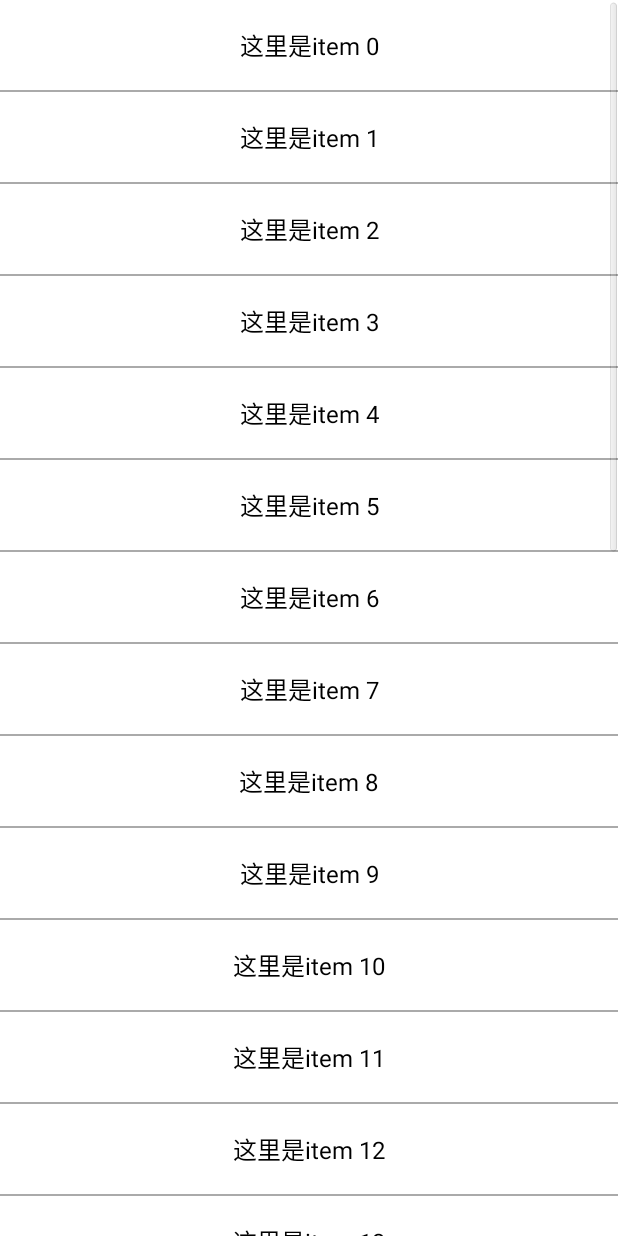
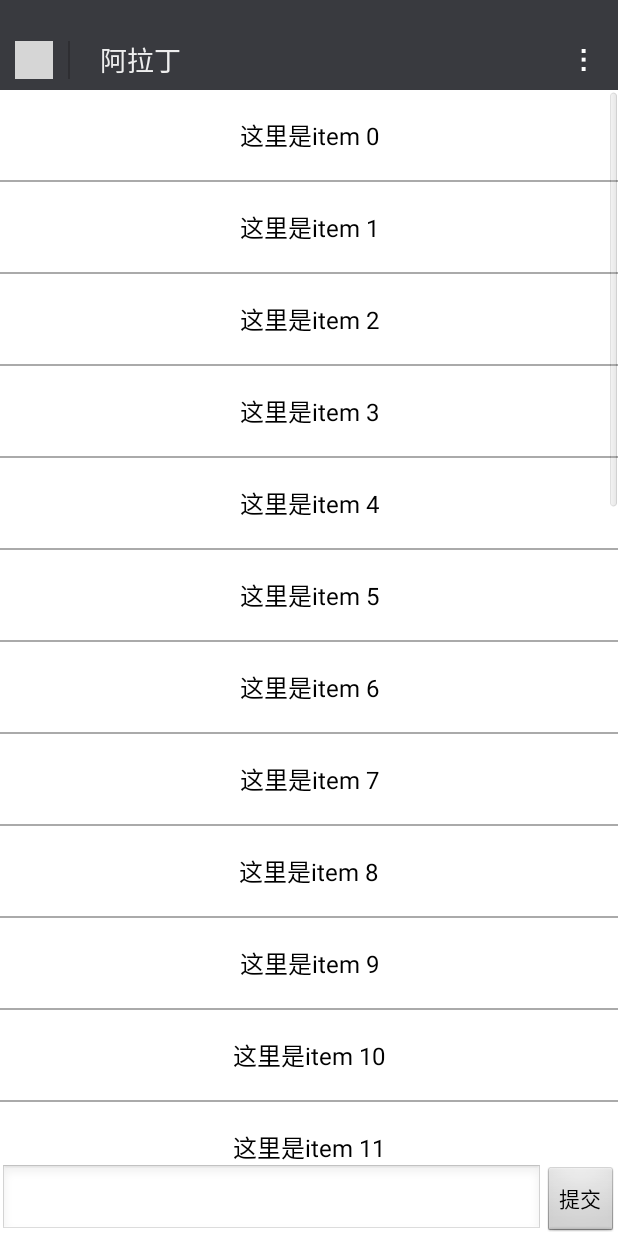
Before and after one commit to lintex/Aladdin, an Android app: the ContentActivity2 screen opened directly, with no data from a screen before it, on a phone screen of 412 x 824 dp. Run offline under Robolectric (Android 15) with nearby library versions, the phone set to English and light mode, and no system bars; grey boxes are pictures that could not be loaded.

```diff
--- a/app/src/main/AndroidManifest.xml
+++ b/app/src/main/AndroidManifest.xml
@@ -49,7 +49,7 @@
             android:screenOrientation="portrait"
             android:windowSoftInputMode="stateHidden|adjustResize" />
         <activity
-            android:name=".LoadingActivity"
+            android:name=".activity.LoadingActivity"
             android:screenOrientation="portrait">
             <intent-filter>
                 <action android:name="android.intent.action.MAIN" />
@@ -79,8 +79,8 @@
         <activity
             android:name=".activity.ContentActivity"
             android:screenOrientation="portrait"
-            android:windowSoftInputMode="stateHidden|adjustResize"
-            />
+            android:windowSoftInputMode="stateHidden|adjustResize" />
+        <activity android:name=".activity.GuaguakaActivity"></activity>
     </application>
 
 </manifest>
--- a/app/src/main/java/com/ixxj/aladdin/activity/ContentActivity2.java
+++ b/app/src/main/java/com/ixxj/aladdin/activity/ContentActivity2.java
@@ -18,15 +18,16 @@ import com.ixxj.aladdin.MyPullListener;
 import com.ixxj.aladdin.R;
 import com.jingchen.pulltorefresh.PullToRefreshLayout;
 
-public class ContentActivity2 extends Activity
-{
+public class ContentActivity2 extends Activity {
     private ListView listView;
     private PullToRefreshLayout ptrl;
     private boolean isFirstIn = true;
+    public void back(View view){
+        this.finish();
+    }
 
     @Override
-    protected void onCreate(Bundle savedInstanceState)
-    {
+    protected void onCreate(Bundle savedInstanceState) {
         super.onCreate(savedInstanceState);
         setContentView(R.layout.activity_content2);
         ptrl = ((PullToRefreshLayout) findViewById(R.id.refresh_view));
@@ -36,12 +37,10 @@ public class ContentActivity2 extends Activity
     }
 
     @Override
-    public void onWindowFocusChanged(boolean hasFocus)
-    {
+    public void onWindowFocusChanged(boolean hasFocus) {
         super.onWindowFocusChanged(hasFocus);
         // 第一次进入自动刷新
-        if (isFirstIn)
-        {
+        if (isFirstIn) {
             ptrl.autoRefresh();
             isFirstIn = false;
         }
@@ -50,22 +49,18 @@ public class ContentActivity2 extends Activity
     /**
      * ListView初始化方法
      */
-    private void initListView()
-    {
+    private void initListView() {
         List<String> items = new ArrayList<String>();
-        for (int i = 0; i < 30; i++)
-        {
+        for (int i = 0; i < 30; i++) {
             items.add("这里是item " + i);
         }
         MyAdapter adapter = new MyAdapter(this, items);
         listView.setAdapter(adapter);
-        listView.setOnItemLongClickListener(new OnItemLongClickListener()
-        {
+        listView.setOnItemLongClickListener(new OnItemLongClickListener() {
 
             @Override
             public boolean onItemLongClick(AdapterView<?> parent, View view,
-                                           int position, long id)
-            {
+                                           int position, long id) {
                 Toast.makeText(
                         ContentActivity2.this,
                         "LongClick on "
@@ -74,13 +69,11 @@ public class ContentActivity2 extends Activity
                 return true;
             }
         });
-        listView.setOnItemClickListener(new OnItemClickListener()
-        {
+        listView.setOnItemClickListener(new OnItemClickListener() {
 
             @Override
             public void onItemClick(AdapterView<?> parent, View view,
-                                    int position, long id)
-            {
+                                    int position, long id) {
                 Toast.makeText(ContentActivity2.this,
                         " Click on " + parent.getAdapter().getItemId(position),
                         Toast.LENGTH_SHORT).show();
--- a/app/src/main/res/layout/activity_content2.xml
+++ b/app/src/main/res/layout/activity_content2.xml
@@ -1,14 +1,41 @@
-<com.jingchen.pulltorefresh.PullToRefreshLayout xmlns:android="http://schemas.android.com/apk/res/android"
-    android:id="@+id/refresh_view"
+<?xml version="1.0"?>
+<LinearLayout
+    xmlns:android="http://schemas.android.com/apk/res/android"
     android:layout_width="match_parent"
     android:layout_height="match_parent"
-    android:background="#FFF">
+    android:background="#FFF"
+    android:orientation="vertical">
+    <include layout="@layout/item_top" />
 
-    <com.jingchen.pulltorefresh.PullableListView
+    <com.jingchen.pulltorefresh.PullToRefreshLayout xmlns:android="http://schemas.android.com/apk/res/android"
+        android:id="@+id/refresh_view"
         android:layout_width="match_parent"
-        android:layout_height="match_parent"
+        android:layout_height="0dp"
+        android:background="#FFF"
+        android:layout_weight="1"
+        >
 
-        android:divider="#AAA"
-        android:dividerHeight="1dp" />
+        <com.jingchen.pulltorefresh.PullableListView
+            android:layout_width="match_parent"
+            android:layout_height="match_parent"
+            android:divider="#AAA"
+            android:dividerHeight="1dp" />
 
-</com.jingchen.pulltorefresh.PullToRefreshLayout>
+
+    </com.jingchen.pulltorefresh.PullToRefreshLayout>
+
+    <LinearLayout
+        android:layout_width="match_parent"
+        android:layout_height="wrap_content"
+        android:orientation="horizontal">
+
+        <EditText
+            android:layout_width="0dp"
+            android:layout_weight="1"
+            android:layout_height="wrap_content" />
+        <Button
+            android:layout_width="wrap_content"
+            android:layout_height="wrap_content"
+            android:text="提交"/>
+    </LinearLayout>
+</LinearLayout>
--- a/app/src/main/res/layout/item_top.xml
+++ b/app/src/main/res/layout/item_top.xml
@@ -14,6 +14,7 @@
         android:layout_marginStart="10dp"
         android:layout_marginTop="10dp"
         android:background="@mipmap/ac0"
+        android:onClick="back"
         />
 
     <View
```
Also changed, not shown: app/src/main/java/com/ixxj/aladdin/Fragment3.java (+14 -0 lines), app/src/main/java/com/ixxj/aladdin/activity/GuaguakaActivity.java (added, +29 -0 lines), app/src/main/res/layout/activity_guaguaka.xml (added, +20 -0 lines), app/src/main/res/layout/view3.xml (+7 -0 lines), app/src/main/res/values/attr.xml (added, +14 -0 lines), app/src/main/res/mipmap-xxhdpi/fg_guaguaka.png (added), app/src/main/res/mipmap-xxhdpi/t2.jpg (added), 1 other file.
